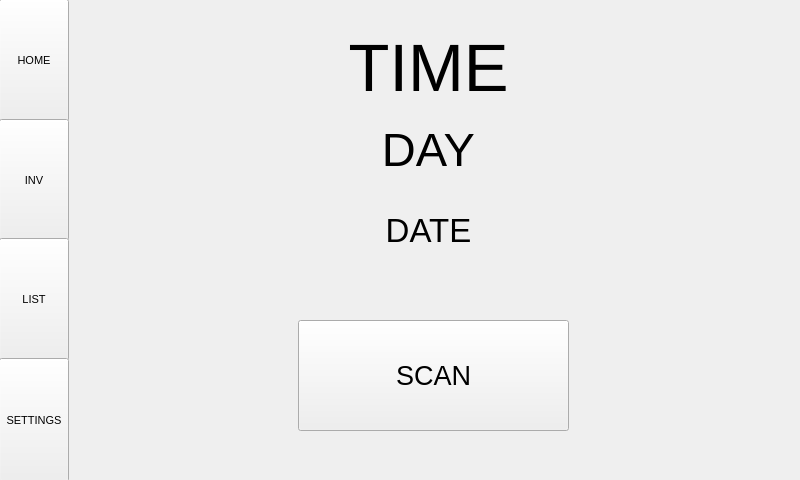
jspinn/Foodventory, file mainwindow.ui: the form before one commit.
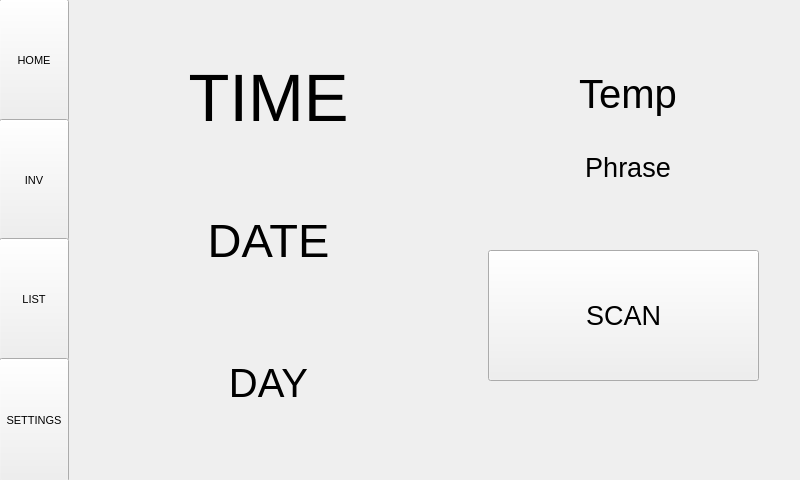
The form after the commit.

Commit message: Added weather to home page

The edit to the form file:
```diff
--- a/mainwindow.ui
+++ b/mainwindow.ui
@@ -38,10 +38,10 @@
      <widget class="QWidget" name="verticalLayoutWidget">
       <property name="geometry">
        <rect>
-        <x>130</x>
+        <x>10</x>
         <y>30</y>
-        <width>461</width>
-        <height>237</height>
+        <width>381</width>
+        <height>421</height>
        </rect>
       </property>
       <layout class="QVBoxLayout" name="verticalLayout">
@@ -60,26 +60,11 @@
          </property>
         </widget>
        </item>
-       <item>
-        <widget class="QLabel" name="dayLabel">
-         <property name="font">
-          <font>
-           <pointsize>35</pointsize>
-          </font>
-         </property>
-         <property name="text">
-          <string>DAY</string>
-         </property>
-         <property name="alignment">
-          <set>Qt::AlignCenter</set>
-         </property>
-        </widget>
-       </item>
        <item>
         <widget class="QLabel" name="dateLabel">
          <property name="font">
           <font>
-           <pointsize>25</pointsize>
+           <pointsize>35</pointsize>
           </font>
          </property>
          <property name="text">
@@ -90,15 +75,30 @@
          </property>
         </widget>
        </item>
+       <item>
+        <widget class="QLabel" name="dayLabel">
+         <property name="font">
+          <font>
+           <pointsize>30</pointsize>
+          </font>
+         </property>
+         <property name="text">
+          <string>DAY</string>
+         </property>
+         <property name="alignment">
+          <set>Qt::AlignCenter</set>
+         </property>
+        </widget>
+       </item>
       </layout>
      </widget>
      <widget class="QPushButton" name="scanButton">
       <property name="geometry">
        <rect>
-        <x>230</x>
-        <y>320</y>
+        <x>420</x>
+        <y>250</y>
         <width>271</width>
-        <height>111</height>
+        <height>131</height>
        </rect>
       </property>
       <property name="font">
@@ -110,6 +110,48 @@
        <string>SCAN</string>
       </property>
      </widget>
+     <widget class="QWidget" name="verticalLayoutWidget_2">
+      <property name="geometry">
+       <rect>
+        <x>400</x>
+        <y>60</y>
+        <width>320</width>
+        <height>141</height>
+       </rect>
+      </property>
+      <layout class="QVBoxLayout" name="verticalLayout_2">
+       <item>
+        <widget class="QLabel" name="tempLabel">
+         <property name="font">
+          <font>
+           <pointsize>30</pointsize>
+          </font>
+         </property>
+         <property name="text">
+          <string>Temp</string>
+         </property>
+         <property name="alignment">
+          <set>Qt::AlignCenter</set>
+         </property>
+        </widget>
+       </item>
+       <item>
+        <widget class="QLabel" name="weatherPhraseLabel">
+         <property name="font">
+          <font>
+           <pointsize>20</pointsize>
+          </font>
+         </property>
+         <property name="text">
+          <string>Phrase</string>
+         </property>
+         <property name="alignment">
+          <set>Qt::AlignCenter</set>
+         </property>
+        </widget>
+       </item>
+      </layout>
+     </widget>
     </widget>
     <widget class="QWidget" name="inventory">
      <widget class="QTableView" name="tableView">
```
The commit also changes 4 other files.
